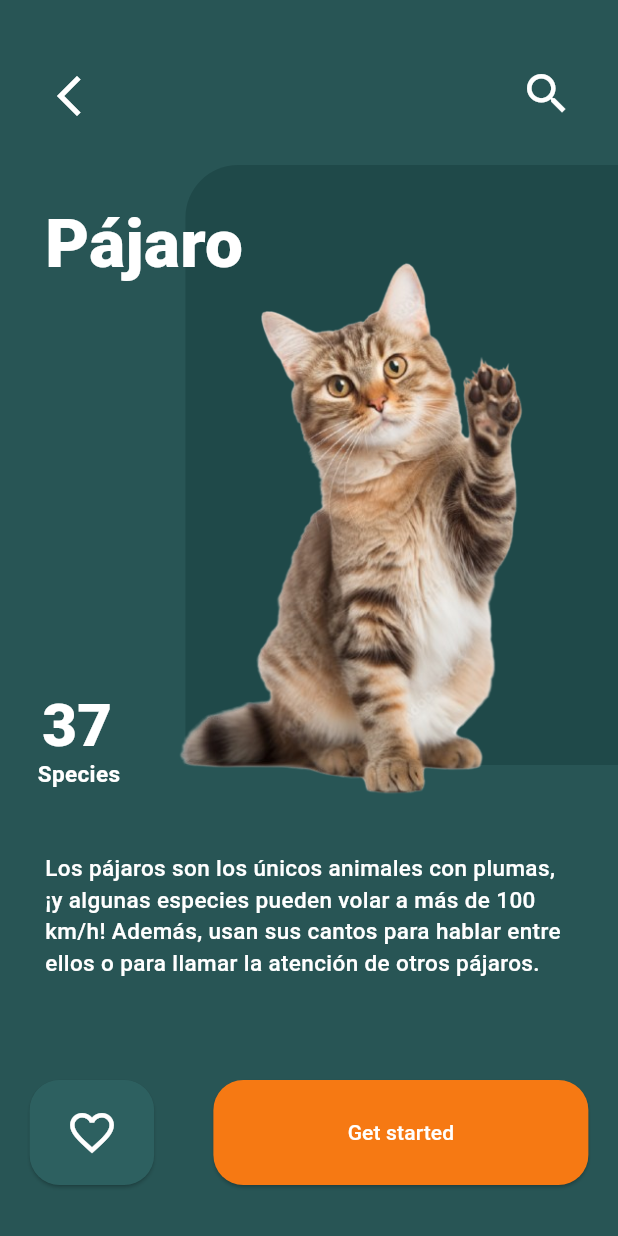
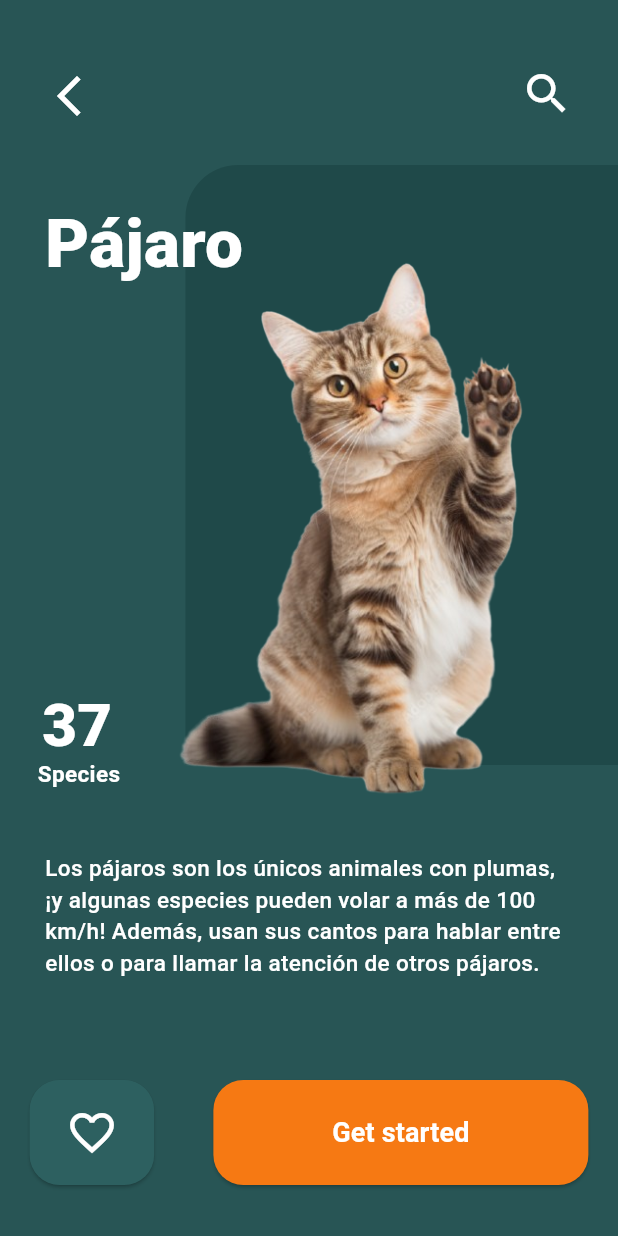
Before and after one commit to Jesus-Medina/Animal-Discovery, a Flutter app: the screen it shows after launch, after a tap on the "play arrow" icon, on a phone screen of 412 x 824 dp. Run offline on Flutter 3.47's test engine with Material 3 defaults, Android fonts, the phone set to English and light mode, and no system bars; our stand-ins replace audioplayers.

Commit message:
first commit

```diff
--- a/lib/screens/details_screen/detail_screen.dart
+++ b/lib/screens/details_screen/detail_screen.dart
@@ -1,4 +1,5 @@
 import 'package:flutter/material.dart';
+import 'package:flutter_application_1/screens/details_screen/details_screen_components/icon_toggle_button.dart';
 import 'package:flutter_application_1/services/animal_service.dart';
 
 class DetailScreen extends StatelessWidget {
@@ -99,18 +100,7 @@ class DetailScreen extends StatelessWidget {
               child: Row(
                 mainAxisAlignment: MainAxisAlignment.spaceAround,
                 children: [
-                  ElevatedButton(
-                      onPressed: () {},
-                      style: ElevatedButton.styleFrom(
-                          backgroundColor: Color(lightGreen),
-                          foregroundColor: Colors.white,
-                          minimumSize: const Size(40, 70),
-                          shape: RoundedRectangleBorder(
-                              borderRadius: BorderRadius.circular(20))),
-                      child: const Icon(
-                        Icons.favorite_border,
-                        size: 35,
-                      )),
+                  const IconToggleButton(),
                   ElevatedButton(
                     onPressed: () {},
                     style: ElevatedButton.styleFrom(
@@ -120,7 +110,10 @@ class DetailScreen extends StatelessWidget {
                             borderRadius: BorderRadius.circular(20))),
                     child: const Text(
                       "Get started",
-                      style: TextStyle(color: Colors.white),
+                      style: TextStyle(
+                          color: Colors.white,
+                          fontSize: 18,
+                          fontWeight: FontWeight.w700),
                     ),
                   )
                 ],
--- /dev/null
+++ b/lib/screens/details_screen/details_screen_components/icon_toggle_button.dart
@@ -0,0 +1,37 @@
+import 'package:flutter/material.dart';
+
+class IconToggleButton extends StatefulWidget {
+  const IconToggleButton({super.key});
+
+  @override
+  // ignore: library_private_types_in_public_api
+  _IconToggleButtonState createState() => _IconToggleButtonState();
+}
+
+class _IconToggleButtonState extends State<IconToggleButton> {
+  bool _isFavorite = false;
+  final int lightGreen = 0xFF2d6060;
+
+  @override
+  Widget build(BuildContext context) {
+    return ElevatedButton(
+      onPressed: () {
+        setState(() {
+          _isFavorite = !_isFavorite;
+        });
+      },
+      style: ElevatedButton.styleFrom(
+        backgroundColor: Color(lightGreen),
+        foregroundColor: Colors.white,
+        minimumSize: const Size(40, 70),
+        shape: RoundedRectangleBorder(
+          borderRadius: BorderRadius.circular(20),
+        ),
+      ),
+      child: Icon(
+        _isFavorite ? Icons.favorite : Icons.favorite_border,
+        size: 35,
+      ),
+    );
+  }
+}
--- a/lib/screens/home_screen/home_screen_components/card_component.dart
+++ b/lib/screens/home_screen/home_screen_components/card_component.dart
@@ -1,14 +1,29 @@
 import 'package:flutter/material.dart';
 import 'package:flutter_application_1/screens/details_screen/detail_screen.dart';
 import 'package:flutter_application_1/services/animal_service.dart';
+import 'package:audioplayers/audioplayers.dart';
 
-class AnimalCard extends StatelessWidget {
+class AnimalCard extends StatefulWidget {
   final Animal animal;
-  final int green = 0xFF285555;
-  final int darkGreen = 0xFF1f4949;
-  final int orange = 0xFFf67913;
 
   const AnimalCard({super.key, required this.animal});
+
+  @override
+  _AnimalCardState createState() => _AnimalCardState();
+}
+
+class _AnimalCardState extends State<AnimalCard> {
+  final AudioPlayer _audioPlayer = AudioPlayer();
+
+  @override
+  void dispose() {
+    _audioPlayer.dispose();
+    super.dispose();
+  }
+
+  Future<void> _playBirdSound() async {
+    await _audioPlayer.play(AssetSource('sounds/bird_chirp.mp3'));
+  }
 
   @override
   Widget build(BuildContext context) {
@@ -19,7 +34,7 @@ class AnimalCard extends StatelessWidget {
           Navigator.push(
             context,
             MaterialPageRoute(
-              builder: (context) => DetailScreen(animal: animal),
+              builder: (context) => DetailScreen(animal: widget.animal),
             ),
           );
         },
@@ -32,7 +47,7 @@ class AnimalCard extends StatelessWidget {
                 child: Container(
                   decoration: BoxDecoration(
                     color: Colors.white,
-                    borderRadius: BorderRadius.circular(35),
+                    borderRadius: BorderRadius.circular(30),
                   ),
                 ),
               ),
@@ -41,18 +56,15 @@ class AnimalCard extends StatelessWidget {
                 bottom: -2,
                 width: 200,
                 height: 200,
-                child: Image.asset(animal.image),
+                child: Image.asset(widget.animal.image),
               ),
               Positioned(
                 left: 30,
                 top: 25,
                 child: SizedBox(
                   child: Text(
-                    animal.title,
-                    style: TextStyle(
-                        fontWeight: FontWeight.bold,
-                        fontSize: 18,
-                        color: Color(darkGreen)),
+                    widget.animal.title,
+                    style: TextStyle(fontWeight: FontWeight.bold, fontSize: 18),
                   ),
                 ),
               ),
@@ -60,11 +72,13 @@ class AnimalCard extends StatelessWidget {
                 right: -35,
                 bottom: 10,
                 child: ElevatedButton(
-                  onPressed: () {
+                  onPressed: () async {
+                    await _playBirdSound();
                     Navigator.push(
                       context,
                       MaterialPageRoute(
-                        builder: (context) => DetailScreen(animal: animal),
+                        builder: (context) =>
+                            DetailScreen(animal: widget.animal),
                       ),
                     );
                   },
--- a/pubspec.yaml
+++ b/pubspec.yaml
@@ -30,6 +30,7 @@ environment:
 dependencies:
   flutter:
     sdk: flutter
+  audioplayers: ^5.2.0
 
 
   # The following adds the Cupertino Icons font to your application.
@@ -60,6 +61,7 @@ flutter:
 
   # To add assets to your application, add an assets section, like this:
   assets:
+    - assets/sounds/
     - assets/images/
     - lib/services/
     - lib/services/animal_data.json
```
Also changed, not shown: pubspec.lock, 6 other files.
